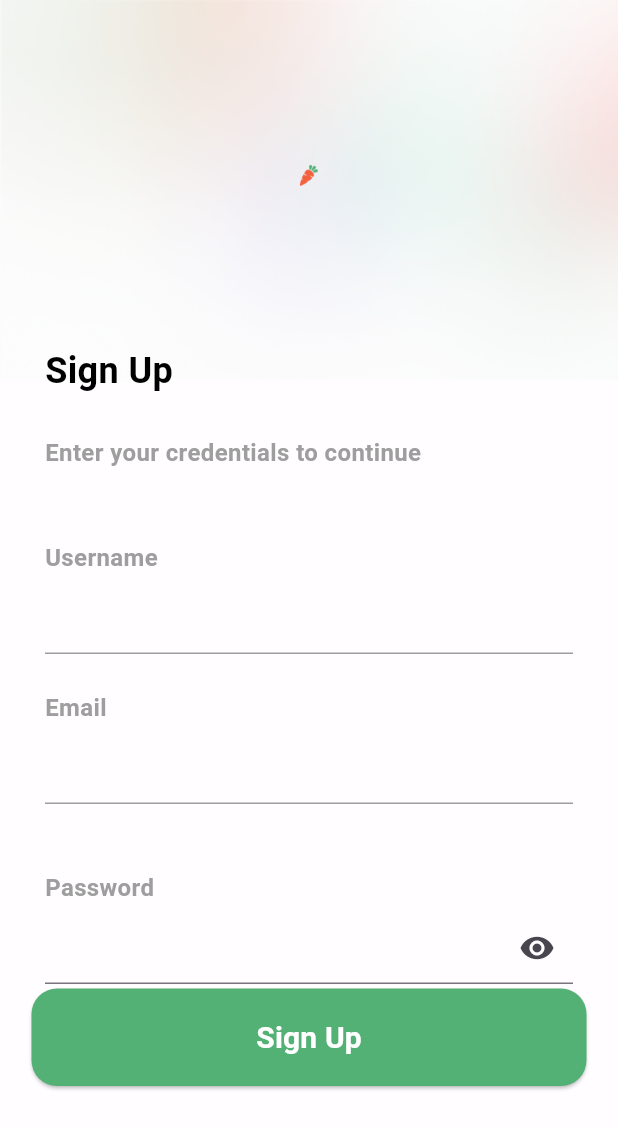
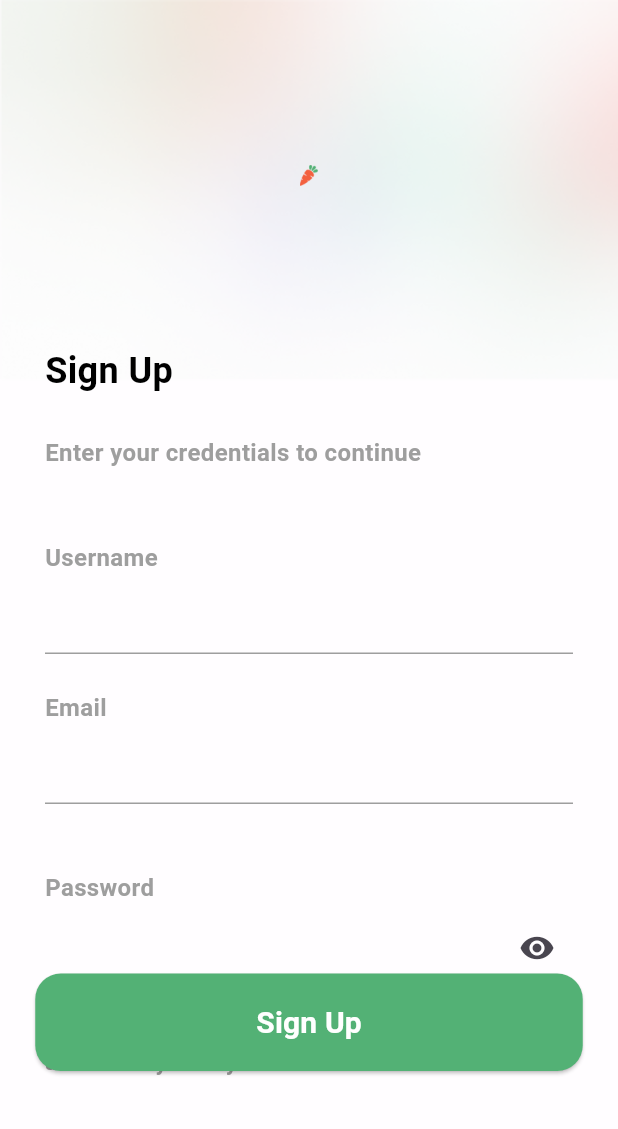
Before and after one commit to MMuusskkaann/Groceries-App, a Flutter app: the Signuppage screen opened directly, on a phone screen of 412 x 824 dp. Shown: the top 1129 px of the screen. Run offline on Flutter 3.47's test engine with Material 3 defaults, Android fonts, the phone set to English and light mode, and no system bars; our stand-ins replace pin_code_fields; missing offline and left inert: country_state_city_picker, flutter_intl_phone_field; Roboto replaces fonts that are missing (Gilroy).

Commit message:
Updated  pages

```diff
--- a/lib/pages/loginpage.dart
+++ b/lib/pages/loginpage.dart
@@ -155,11 +155,11 @@ class _LoginpageState extends State<Loginpage> {
             alignment: Alignment.bottomCenter,
             child: Padding(
               padding: EdgeInsets.only(
-                bottom: 266,
+                bottom: 270,
               ), //this help to move button upward direction
               child: SizedBox(
                 height: 65,
-                width: 370,
+                width: 365,
                 child: ElevatedButton(
                   onPressed: () {
                     Navigator.push(
@@ -193,7 +193,7 @@ class _LoginpageState extends State<Loginpage> {
           ),
 
           Positioned(
-            top: 670,
+            top: 665,
             right: 85,
             child: Container(
               child: Text(
--- a/lib/pages/signinpage.dart
+++ b/lib/pages/signinpage.dart
@@ -131,7 +131,7 @@ class _SigninpageState extends State<Signinpage> {
                       ), //this help to move button upward direction
                       child: SizedBox(
                         height: 65,
-                        width: 375,
+                        width: 400,
                         child: ElevatedButton.icon(
                           onPressed: () {
                             // Navigator.push(
@@ -179,7 +179,7 @@ class _SigninpageState extends State<Signinpage> {
 
                       child: SizedBox(
                         height: 65,
-                        width: 375,
+                        width: 400,
                         child: ElevatedButton(
                           onPressed: () {
                             Navigator.push(
--- a/lib/pages/signuppage.dart
+++ b/lib/pages/signuppage.dart
@@ -205,11 +205,11 @@ class _SignuppageState extends State<Signuppage> {
             alignment: Alignment.bottomCenter,
             child: Padding(
               padding: EdgeInsets.only(
-                bottom: 100, //110
+                bottom: 110, //110
               ), //this help to move button upward direction
               child: SizedBox(
                 height: 65,
-                width: 370,
+                width: 365,
                 child: ElevatedButton(
                   onPressed: () {
                     Navigator.push(
@@ -244,8 +244,8 @@ class _SignuppageState extends State<Signuppage> {
           ),
 
           Positioned(
-            top: 830,
-            left: 87,
+            top: 820,
+            left: 85,
             child: Container(
               child: Text(
                 "Already have an account ? Signup",
```
Also changed, not shown: lib/pages/homescreen.dart (+23 -1 lines), lib/pages/onboardingpage.dart (+6 -6 lines).
